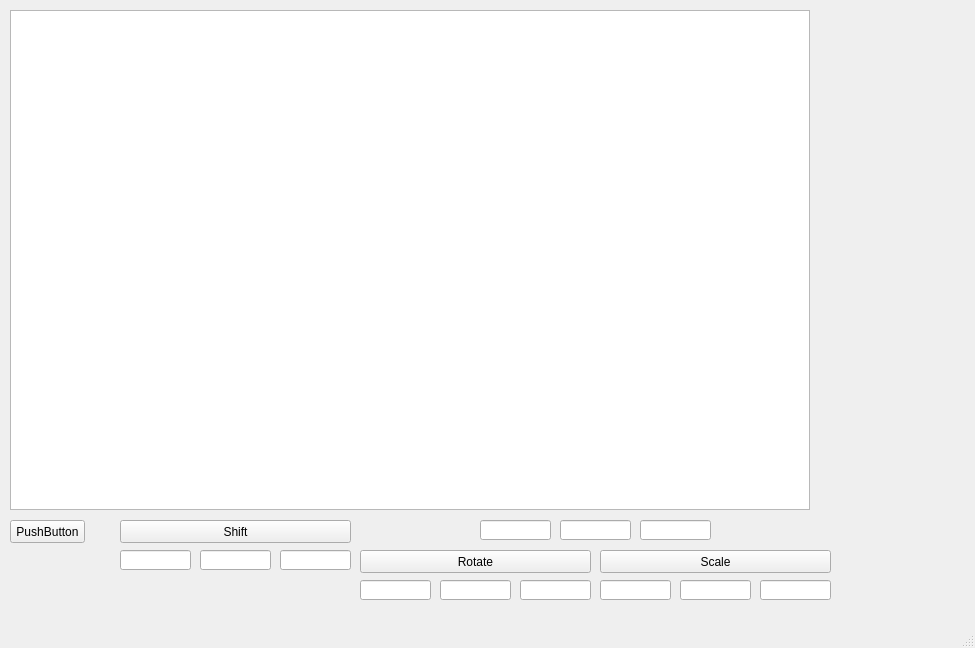
Above: example/mainwindow.ui from A-Alaxov/4_sem before the change. Below: the same form after it.
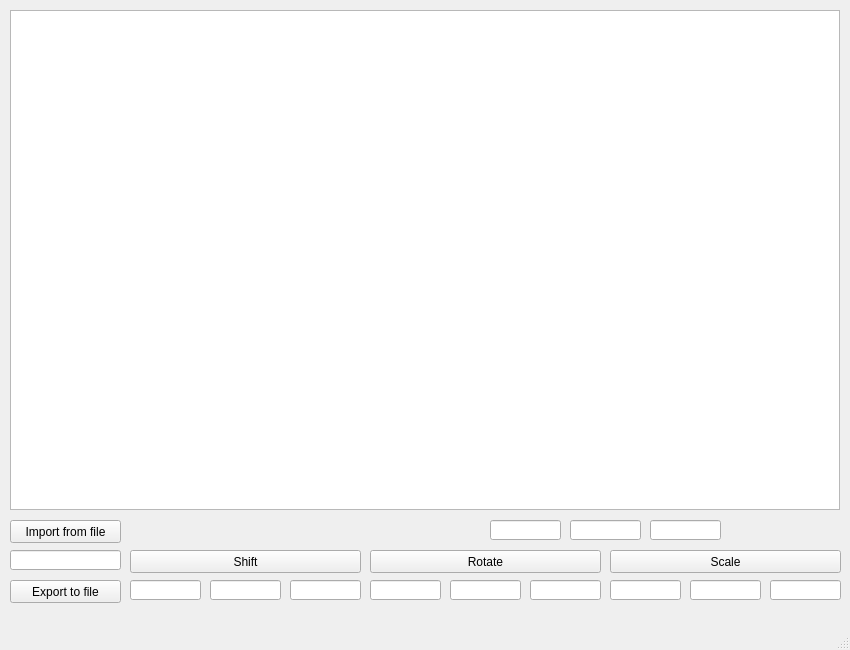
That is the form after the change.

```diff
--- a/example/mainwindow.ui
+++ b/example/mainwindow.ui
@@ -6,33 +6,20 @@
    <rect>
     <x>0</x>
     <y>0</y>
-    <width>975</width>
-    <height>648</height>
+    <width>850</width>
+    <height>650</height>
    </rect>
   </property>
   <property name="windowTitle">
    <string>MainWindow</string>
   </property>
   <widget class="QWidget" name="centralwidget">
-   <widget class="QPushButton" name="pushButton">
-    <property name="geometry">
-     <rect>
-      <x>10</x>
-      <y>520</y>
-      <width>75</width>
-      <height>23</height>
-     </rect>
-    </property>
-    <property name="text">
-     <string>PushButton</string>
-    </property>
-   </widget>
    <widget class="QGraphicsView" name="graphicsView">
     <property name="geometry">
      <rect>
       <x>10</x>
       <y>10</y>
-      <width>800</width>
+      <width>830</width>
       <height>500</height>
      </rect>
     </property>
@@ -40,8 +27,8 @@
    <widget class="QPushButton" name="shift_button">
     <property name="geometry">
      <rect>
-      <x>120</x>
-      <y>520</y>
+      <x>130</x>
+      <y>550</y>
       <width>231</width>
       <height>23</height>
      </rect>
@@ -53,8 +40,8 @@
    <widget class="QLineEdit" name="x_shift_input">
     <property name="geometry">
      <rect>
-      <x>120</x>
-      <y>550</y>
+      <x>130</x>
+      <y>580</y>
       <width>71</width>
       <height>20</height>
      </rect>
@@ -66,8 +53,8 @@
    <widget class="QLineEdit" name="y_shift_input">
     <property name="geometry">
      <rect>
-      <x>200</x>
-      <y>550</y>
+      <x>210</x>
+      <y>580</y>
       <width>71</width>
       <height>20</height>
      </rect>
@@ -76,8 +63,8 @@
    <widget class="QLineEdit" name="z_shift_input">
     <property name="geometry">
      <rect>
-      <x>280</x>
-      <y>550</y>
+      <x>290</x>
+      <y>580</y>
       <width>71</width>
       <height>20</height>
      </rect>
@@ -86,7 +73,7 @@
    <widget class="QPushButton" name="rotate_button">
     <property name="geometry">
      <rect>
-      <x>360</x>
+      <x>370</x>
       <y>550</y>
       <width>231</width>
       <height>23</height>
@@ -99,7 +86,7 @@
    <widget class="QLineEdit" name="yz_angle_input">
     <property name="geometry">
      <rect>
-      <x>440</x>
+      <x>450</x>
       <y>580</y>
       <width>71</width>
       <height>20</height>
@@ -109,7 +96,7 @@
    <widget class="QLineEdit" name="y_centre_input">
     <property name="geometry">
      <rect>
-      <x>560</x>
+      <x>570</x>
       <y>520</y>
       <width>71</width>
       <height>20</height>
@@ -119,7 +106,7 @@
    <widget class="QLineEdit" name="z_centre_input">
     <property name="geometry">
      <rect>
-      <x>640</x>
+      <x>650</x>
       <y>520</y>
       <width>71</width>
       <height>20</height>
@@ -129,7 +116,7 @@
    <widget class="QPushButton" name="scale_button">
     <property name="geometry">
      <rect>
-      <x>600</x>
+      <x>610</x>
       <y>550</y>
       <width>231</width>
       <height>23</height>
@@ -142,7 +129,7 @@
    <widget class="QLineEdit" name="x_centre_input">
     <property name="geometry">
      <rect>
-      <x>480</x>
+      <x>490</x>
       <y>520</y>
       <width>71</width>
       <height>20</height>
@@ -155,7 +142,7 @@
    <widget class="QLineEdit" name="y_scale_input">
     <property name="geometry">
      <rect>
-      <x>680</x>
+      <x>690</x>
       <y>580</y>
       <width>71</width>
       <height>20</height>
@@ -165,7 +152,7 @@
    <widget class="QLineEdit" name="x_scale_input">
     <property name="geometry">
      <rect>
-      <x>600</x>
+      <x>610</x>
       <y>580</y>
       <width>71</width>
       <height>20</height>
@@ -178,7 +165,7 @@
    <widget class="QLineEdit" name="z_scale_input">
     <property name="geometry">
      <rect>
-      <x>760</x>
+      <x>770</x>
       <y>580</y>
       <width>71</width>
       <height>20</height>
@@ -188,7 +175,7 @@
    <widget class="QLineEdit" name="xy_angle_input">
     <property name="geometry">
      <rect>
-      <x>360</x>
+      <x>370</x>
       <y>580</y>
       <width>71</width>
       <height>20</height>
@@ -201,13 +188,49 @@
    <widget class="QLineEdit" name="zx_angle_input">
     <property name="geometry">
      <rect>
-      <x>520</x>
+      <x>530</x>
       <y>580</y>
       <width>71</width>
       <height>20</height>
      </rect>
     </property>
    </widget>
+   <widget class="QPushButton" name="import_button">
+    <property name="geometry">
+     <rect>
+      <x>10</x>
+      <y>520</y>
+      <width>111</width>
+      <height>23</height>
+     </rect>
+    </property>
+    <property name="text">
+     <string>Import from file</string>
+    </property>
+   </widget>
+   <widget class="QPushButton" name="export_button">
+    <property name="geometry">
+     <rect>
+      <x>10</x>
+      <y>580</y>
+      <width>111</width>
+      <height>23</height>
+     </rect>
+    </property>
+    <property name="text">
+     <string>Export to file</string>
+    </property>
+   </widget>
+   <widget class="QLineEdit" name="file_name_input">
+    <property name="geometry">
+     <rect>
+      <x>10</x>
+      <y>550</y>
+      <width>111</width>
+      <height>20</height>
+     </rect>
+    </property>
+   </widget>
   </widget>
   <widget class="QMenuBar" name="menubar">
    <property name="geometry">
```
Left out of the diff: 2 changed lines with no effect on the pictures.
